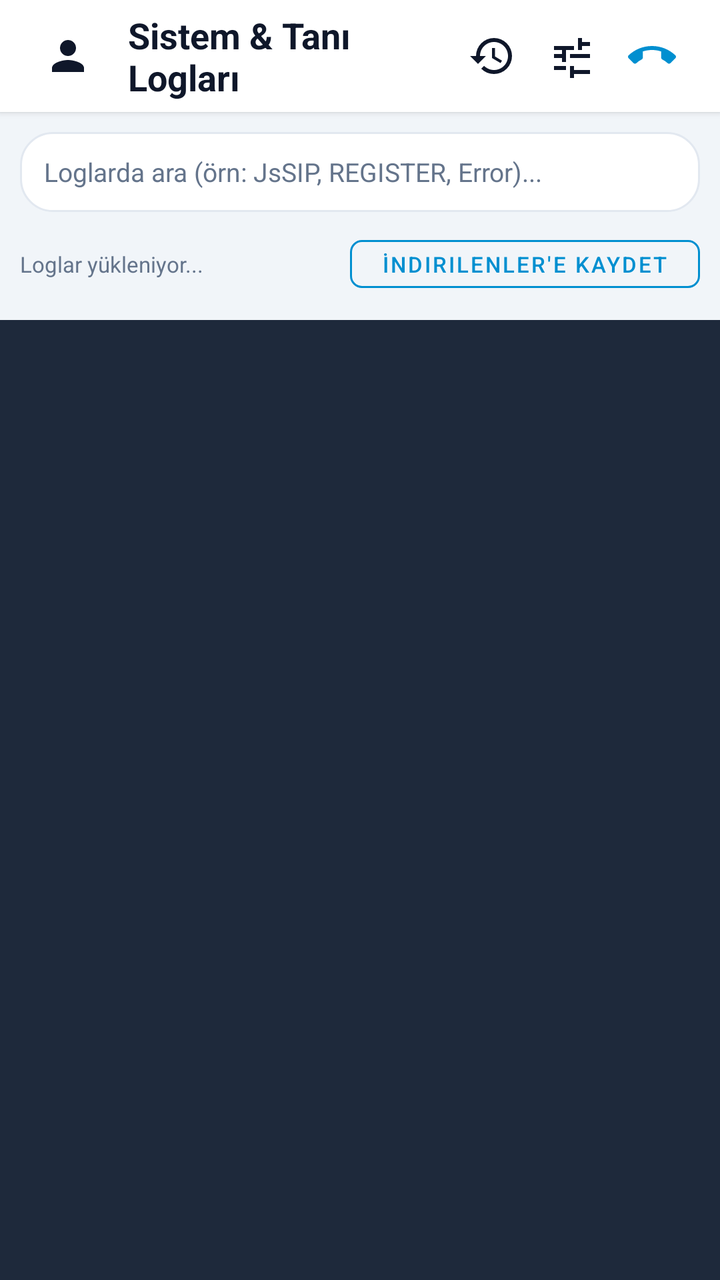
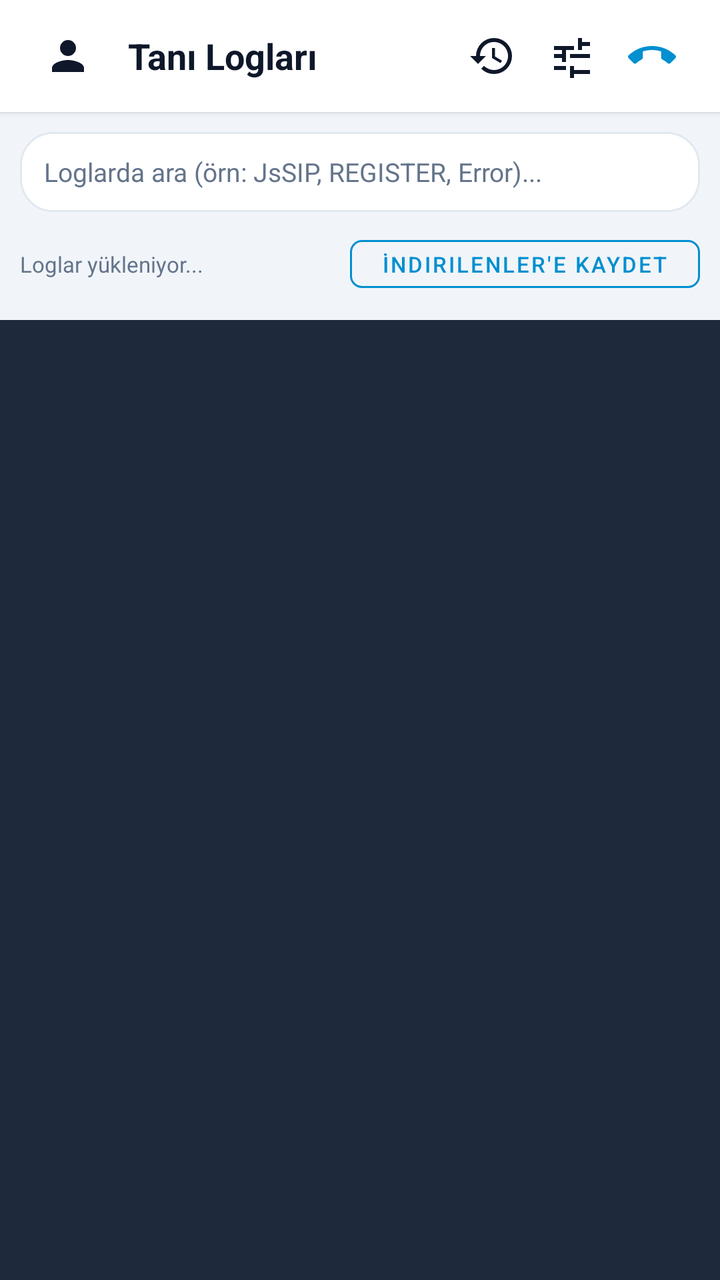

An Android layout rendered at two revisions. The XML below is the earlier revision; the diff shows what the commit changed to produce the second picture.
<!-- AndroidManifest.xml: application theme Theme.AiPbxPhone -->
<!-- res/layout/activity_log_viewer.xml -->
<?xml version="1.0" encoding="utf-8"?>
<LinearLayout xmlns:android="http://schemas.android.com/apk/res/android"
    xmlns:app="http://schemas.android.com/apk/res-auto"
    android:layout_width="match_parent"
    android:layout_height="match_parent"
    android:background="@color/bg_light"
    android:orientation="vertical">

    
    <LinearLayout
        android:layout_width="match_parent"
        android:layout_height="56dp"
        android:background="@color/card_bg"
        android:elevation="2dp"
        android:gravity="center_vertical"
        android:orientation="horizontal"
        android:paddingHorizontal="16dp">

        <ImageButton
            android:id="@+id/btnBack"
            android:layout_width="36dp"
            android:layout_height="36dp"
            android:background="?attr/selectableItemBackgroundBorderless"
            android:contentDescription="Geri"
            android:src="@drawable/ic_contacts"
            app:tint="@color/text_primary" />

        <TextView
            android:layout_width="0dp"
            android:layout_height="wrap_content"
            android:layout_marginStart="12dp"
            android:layout_weight="1"
            android:text="Sistem &amp; Tanı Logları"
            android:textColor="@color/text_primary"
            android:textSize="18sp"
            android:textStyle="bold" />

        <ImageButton
            android:id="@+id/btnRefresh"
            android:layout_width="36dp"
            android:layout_height="36dp"
            android:background="?attr/selectableItemBackgroundBorderless"
            android:contentDescription="Yenile"
            android:src="@drawable/ic_history"
            app:tint="@color/text_primary" />

        <ImageButton
            android:id="@+id/btnCopy"
            android:layout_width="36dp"
            android:layout_height="36dp"
            android:layout_marginStart="4dp"
            android:background="?attr/selectableItemBackgroundBorderless"
            android:contentDescription="Kopyala"
            android:src="@drawable/ic_settings_features"
            app:tint="@color/text_primary" />

        <ImageButton
            android:id="@+id/btnShare"
            android:layout_width="36dp"
            android:layout_height="36dp"
            android:layout_marginStart="4dp"
            android:background="?attr/selectableItemBackgroundBorderless"
            android:contentDescription="İndir ve Paylaş"
            android:src="@drawable/ic_call_end"
            app:tint="@color/primary" />
    </LinearLayout>

    
    <LinearLayout
        android:layout_width="match_parent"
        android:layout_height="wrap_content"
        android:background="@color/card_bg_secondary"
        android:orientation="vertical"
        android:padding="10dp">

        <EditText
            android:id="@+id/etLogSearch"
            android:layout_width="match_parent"
            android:layout_height="40dp"
            android:background="@drawable/card_rounded_bg"
            android:hint="Loglarda ara (örn: JsSIP, REGISTER, Error)..."
            android:imeOptions="actionSearch"
            android:inputType="text"
            android:paddingHorizontal="12dp"
            android:textColor="@color/text_primary"
            android:textColorHint="@color/text_secondary"
            android:textSize="13sp" />

        <LinearLayout
            android:layout_width="match_parent"
            android:layout_height="wrap_content"
            android:layout_marginTop="8dp"
            android:gravity="center_vertical"
            android:orientation="horizontal">

            <TextView
                android:id="@+id/tvLogCount"
                android:layout_width="0dp"
                android:layout_height="wrap_content"
                android:layout_weight="1"
                android:text="Loglar yükleniyor..."
                android:textColor="@color/text_secondary"
                android:textSize="11sp" />

            <com.google.android.material.button.MaterialButton
                android:id="@+id/btnDownloadToFolder"
                style="@style/Widget.MaterialComponents.Button.OutlinedButton"
                android:layout_width="wrap_content"
                android:layout_height="36dp"
                android:text="İndirilenler'e Kaydet"
                android:textColor="@color/primary"
                android:textSize="11sp"
                app:cornerRadius="6dp"
                app:strokeColor="@color/primary" />
        </LinearLayout>
    </LinearLayout>

    
    <FrameLayout
        android:layout_width="match_parent"
        android:layout_height="0dp"
        android:layout_weight="1">

        <ScrollView
            android:id="@+id/svLogContainer"
            android:layout_width="match_parent"
            android:layout_height="match_parent"
            android:background="#1E293B"
            android:fillViewport="true"
            android:padding="12dp">

            <HorizontalScrollView
                android:layout_width="match_parent"
                android:layout_height="wrap_content">

                <TextView
                    android:id="@+id/tvLogText"
                    android:layout_width="wrap_content"
                    android:layout_height="wrap_content"
                    android:fontFamily="monospace"
                    android:lineSpacingExtra="2dp"
                    android:textIsSelectable="true"
                    android:textColor="#E2E8F0"
                    android:textSize="11sp" />
            </HorizontalScrollView>
        </ScrollView>

        <ProgressBar
            android:id="@+id/pbLoading"
            android:layout_width="wrap_content"
            android:layout_height="wrap_content"
            android:layout_gravity="center"
            android:visibility="visible" />
    </FrameLayout>

</LinearLayout>
<!-- resources referenced by this layout -->
<resources>
  <color name="bg_light">#F8FAFC</color>
  <color name="card_bg">#FFFFFF</color>
  <color name="card_bg_secondary">#F1F5F9</color>
  <color name="primary">#008FD0</color>
  <color name="text_primary">#0F172A</color>
  <color name="text_secondary">#64748B</color>
  <!-- drawable card_rounded_bg (drawable) -->
  <shape xmlns:android="http://schemas.android.com/apk/res/android"
      android:shape="rectangle">
      <solid android:color="@color/card_bg" />
      <corners android:radius="16dp" />
      <stroke
          android:width="1dp"
          android:color="@color/border_color" />
  </shape>
  <!-- drawable ic_call_end (drawable) -->
  <vector xmlns:android="http://schemas.android.com/apk/res/android"
      android:width="24dp"
      android:height="24dp"
      android:viewportWidth="24"
      android:viewportHeight="24">
    <path
        android:fillColor="#FFFFFFFF"
        android:pathData="M12,9c-1.6,0 -3.15,0.25 -4.6,0.72v3.1c0,0.39 -0.23,0.74 -0.56,0.9 -0.98,0.49 -1.87,1.12 -2.66,1.85 -0.18,0.18 -0.43,0.28 -0.7,0.28 -0.28,0 -0.53,-0.11 -0.71,-0.29L0.29,13.08c-0.18,-0.17 -0.29,-0.42 -0.29,-0.7 0,-0.28 0.11,-0.53 0.29,-0.71C3.34,8.78 7.46,7 12,7s8.66,1.78 11.71,4.67c0.18,0.18 0.29,0.43 0.29,0.71 0,0.28 -0.11,0.53 -0.29,0.71l-2.48,2.48c-0.18,0.18 -0.43,0.29 -0.71,0.29 -0.27,0 -0.52,-0.11 -0.7,-0.28 -0.79,-0.74 -1.69,-1.36 -2.67,-1.85 -0.33,-0.16 -0.56,-0.5 -0.56,-0.9v-3.1C15.15,9.25 13.6,9 12,9z"/>
  </vector>
  <!-- drawable ic_contacts (drawable) -->
  <vector xmlns:android="http://schemas.android.com/apk/res/android"
      android:width="24dp"
      android:height="24dp"
      android:viewportWidth="24"
      android:viewportHeight="24">
    <path
        android:fillColor="#FFFFFFFF"
        android:pathData="M12,12c2.21,0 4,-1.79 4,-4s-1.79,-4 -4,-4 -4,1.79 -4,4 1.79,4 4,4zm0,2c-2.67,0 -8,1.34 -8,4v2h16v-2c0,-2.66 -5.33,-4 -8,-4z"/>
  </vector>
  <!-- drawable ic_history (drawable) -->
  <vector xmlns:android="http://schemas.android.com/apk/res/android"
      android:width="24dp"
      android:height="24dp"
      android:viewportWidth="24"
      android:viewportHeight="24">
    <path
        android:fillColor="#FFFFFFFF"
        android:pathData="M13,3a9,9 0 0,0 -9,9H1l3.89,3.89 0.07,0.14L9,12H6c0,-3.87 3.13,-7 7,-7s7,3.13 7,7 -3.13,7 -7,7c-1.93,0 -3.68,-0.79 -4.94,-2.06l-1.42,1.42A8.954,8.954 0 0,0 13,21a9,9 0 0,0 0,-18zm-1,5v5l4.28,2.54 0.72,-1.21 -3.5,-2.08V8H12z"/>
  </vector>
  <!-- drawable ic_settings_features (drawable) -->
  <vector xmlns:android="http://schemas.android.com/apk/res/android"
      android:width="24dp"
      android:height="24dp"
      android:viewportWidth="24"
      android:viewportHeight="24">
    <path
        android:fillColor="#FFFFFFFF"
        android:pathData="M3,17v2h6v-2H3zm0,-10v2h10V7H3zm10,16v-2h8v-2h-8v-2h-2v6h2zM7,9v2H3v2h4v2h2V9H7zm14,4v-2H11v2h10zm-6,-4h2V7h4V5h-4V3h-2v6z"/>
  </vector>
  <style name="Theme.AiPbxPhone" parent="Theme.MaterialComponents.DayNight.NoActionBar">
          <item name="colorPrimary">@color/primary</item>
          <item name="colorPrimaryVariant">@color/primary_dark</item>
          <item name="colorOnPrimary">#FFFFFF</item>
          <item name="colorSecondary">@color/accent</item>
          <item name="android:statusBarColor">@color/bg_light</item>
          <item name="android:windowLightStatusBar">true</item>
          <item name="android:windowBackground">@color/bg_light</item>
      </style>
  <color name="border_color">#E2E8F0</color>
  <color name="primary_dark">#006DA0</color>
  <color name="accent">#00A3EC</color>
</resources>

<!-- the commit's change to res/layout/activity_log_viewer.xml (unified diff, before → after) -->
@@ -30,7 +30,7 @@
             android:layout_height="wrap_content"
             android:layout_marginStart="12dp"
             android:layout_weight="1"
-            android:text="Sistem &amp; Tanı Logları"
+            android:text="Tanı Logları"
             android:textColor="@color/text_primary"
             android:textSize="18sp"
             android:textStyle="bold" />
